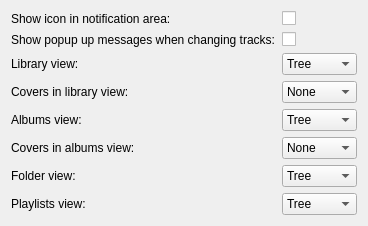
The window that gui/interfacesettings.ui (polpo/cantata-mac) describes before a commit, drawn with Qt 5.
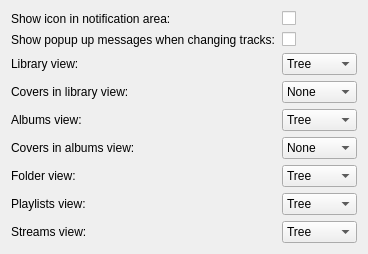
The same window after the commit.

Commit message: Proper model for streams, and multi-view

Diff of the .ui file:
```diff
--- a/gui/interfacesettings.ui
+++ b/gui/interfacesettings.ui
@@ -214,6 +214,30 @@
      </item>
     </widget>
    </item>
+   <item row="8" column="0">
+    <widget class="QLabel" name="label_x">
+     <property name="text">
+      <string>Streams view:</string>
+     </property>
+     <property name="buddy">
+      <cstring>streamsView</cstring>
+     </property>
+    </widget>
+   </item>
+   <item row="8" column="1">
+    <widget class="QComboBox" name="streamsView">
+     <item>
+      <property name="text">
+       <string>Tree</string>
+      </property>
+     </item>
+     <item>
+      <property name="text">
+       <string>List</string>
+      </property>
+     </item>
+    </widget>
+   </item>
   </layout>
  </widget>
  <tabstops/>
```
The commit also changes 13 other files.
